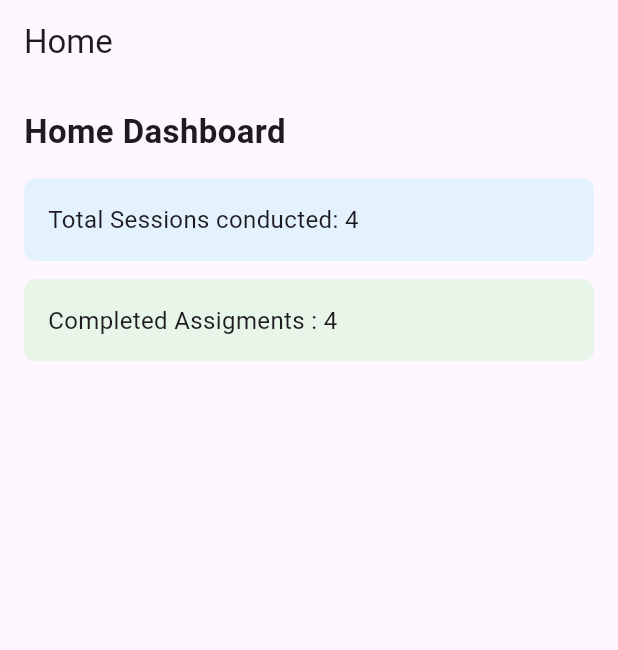
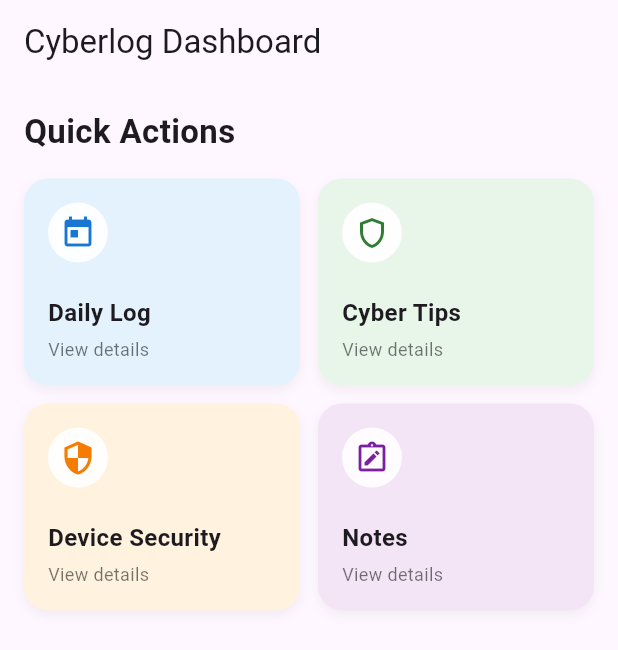
Before and after one commit to BOOPATB/cyberlog, a Flutter app: the screen it shows after launch, on a phone screen of 412 x 824 dp. Shown: the top 650 px of the screen. Run offline on Flutter 3.47's test engine with Material 3 defaults, Android fonts, the light colour scheme and no system bars.

Commit message:
updates dashboard

```diff
--- a/lib/main.dart
+++ b/lib/main.dart
@@ -1,18 +1,18 @@
 import 'package:flutter/material.dart';
 
 void main() {
-  runApp(const HomeApp());
+  runApp(const DashboardApp());
 }
 
-class HomeApp extends StatelessWidget {
-  const HomeApp({super.key});
+class DashboardApp extends StatelessWidget {
+  const DashboardApp({super.key});
 
   @override
   Widget build(BuildContext context) {
     return MaterialApp(
       home: Scaffold(
         appBar: AppBar(
-          title: const Text('Home'),
+          title: const Text('Cyberlog Dashboard'),
         ),
         body: Padding(
           padding: const EdgeInsets.all(16),
@@ -20,36 +20,44 @@ class HomeApp extends StatelessWidget {
             crossAxisAlignment: CrossAxisAlignment.stretch,
             children: [
               const Text(
-                'Home Dashboard',
+                'Quick Actions',
                 style: TextStyle(fontSize: 22, fontWeight: FontWeight.bold),
               ),
               const SizedBox(height: 16),
 
-              // Card 1
-              Container(
-                padding: const EdgeInsets.all(16),
-                decoration: BoxDecoration(
-                  color: Colors.blue.shade50,
-                  borderRadius: BorderRadius.circular(8),
-                ),
-                child: const Text(
-                  'Total Sessions conducted: 4',
-                  style: TextStyle(fontSize: 16),
-                ),
-              ),
-
-              const SizedBox(height: 12),
-
-              // Card 2
-              Container(
-                padding: const EdgeInsets.all(16),
-                decoration: BoxDecoration(
-                  color: Colors.green.shade50,
-                  borderRadius: BorderRadius.circular(8),
-                ),
-                child: const Text(
-                  'Completed Assigments : 4',
-                  style: TextStyle(fontSize: 16),
+              // 2-column GridView with 4 placeholder cards
+              Expanded(
+                child: GridView.count(
+                  crossAxisCount: 2,          // two columns
+                  mainAxisSpacing: 12,
+                  crossAxisSpacing: 12,
+                  childAspectRatio: 4 / 3,    // tweak height
+                  children: const [
+                    _DashboardCard(
+                      title: 'Daily Log',
+                      icon: Icons.today,
+                      bgColor: Color(0xFFE3F2FD),  // light blue
+                      iconColor: Color(0xFF1976D2),
+                    ),
+                    _DashboardCard(
+                      title: 'Cyber Tips',
+                      icon: Icons.shield_outlined,
+                      bgColor: Color(0xFFE8F5E9),  // light green
+                      iconColor: Color(0xFF2E7D32),
+                    ),
+                    _DashboardCard(
+                      title: 'Device Security',
+                      icon: Icons.security,
+                      bgColor: Color(0xFFFFF3E0),  // light orange
+                      iconColor: Color(0xFFF57C00),
+                    ),
+                    _DashboardCard(
+                      title: 'Notes',
+                      icon: Icons.note_alt_outlined,
+                      bgColor: Color(0xFFF3E5F5),  // light purple
+                      iconColor: Color(0xFF7B1FA2),
+                    ),
+                  ],
                 ),
               ),
             ],
@@ -59,3 +67,69 @@ class HomeApp extends StatelessWidget {
     );
   }
 }
+
+// Reusable card widget with Container + BoxDecoration
+class _DashboardCard extends StatelessWidget {
+  final String title;
+  final IconData icon;
+  final Color bgColor;
+  final Color iconColor;
+
+  const _DashboardCard({
+    required this.title,
+    required this.icon,
+    required this.bgColor,
+    required this.iconColor,
+  });
+
+  @override
+  Widget build(BuildContext context) {
+    return Container(
+      decoration: BoxDecoration(
+        color: bgColor,
+        borderRadius: BorderRadius.circular(16), // smooth corners
+        boxShadow: [
+          BoxShadow(
+            color: Colors.black.withOpacity(0.05),
+            blurRadius: 6,
+            offset: const Offset(0, 3),
+          ),
+        ],
+      ),
+      padding: const EdgeInsets.all(16),
+      child: Column(
+        crossAxisAlignment: CrossAxisAlignment.start,
+        children: [
+          Container(
+            padding: const EdgeInsets.all(8),
+            decoration: BoxDecoration(
+              color: Colors.white.withOpacity(0.9),
+              shape: BoxShape.circle,
+            ),
+            child: Icon(
+              icon,
+              color: iconColor,
+              size: 24,
+            ),
+          ),
+          const Spacer(),
+          Text(
+            title,
+            style: const TextStyle(
+              fontSize: 16,
+              fontWeight: FontWeight.w600,
+            ),
+          ),
+          const SizedBox(height: 4),
+          const Text(
+            'View details',
+            style: TextStyle(
+              fontSize: 12,
+              color: Colors.black54,
+            ),
+          ),
+        ],
+      ),
+    );
+  }
+}
```
